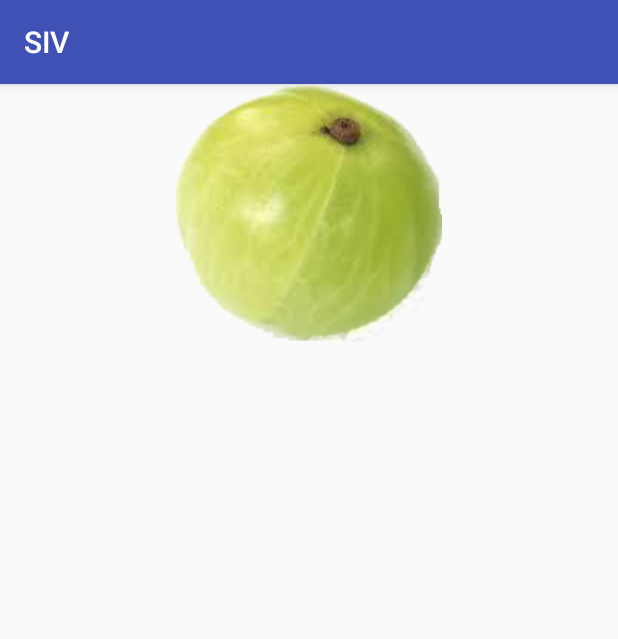
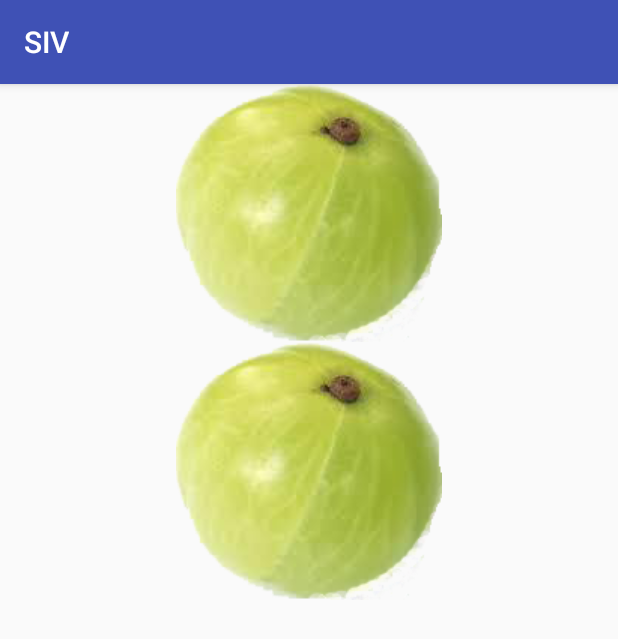
Before and after one commit to vinothrajux/SIV, an Android app: the screen it shows after launch (LoginActivity), on a phone screen of 412 x 824 dp. Shown: the top 639 px of the screen. Run offline under Robolectric (Android 15) with nearby library versions, the phone set to English and light mode, and no system bars.

Commit message:
Update activity_login.xml
for testing

```diff
--- a/app/src/main/res/layout/activity_login.xml
+++ b/app/src/main/res/layout/activity_login.xml
@@ -21,6 +21,10 @@
             android:layout_width="wrap_content"
             android:layout_height="wrap_content"
             android:src="@drawable/amla"/>
+        <ImageView
+            android:layout_width="wrap_content"
+            android:layout_height="wrap_content"
+            android:src="@drawable/amla"/>
         </LinearLayout>
 
     </LinearLayout>
```
